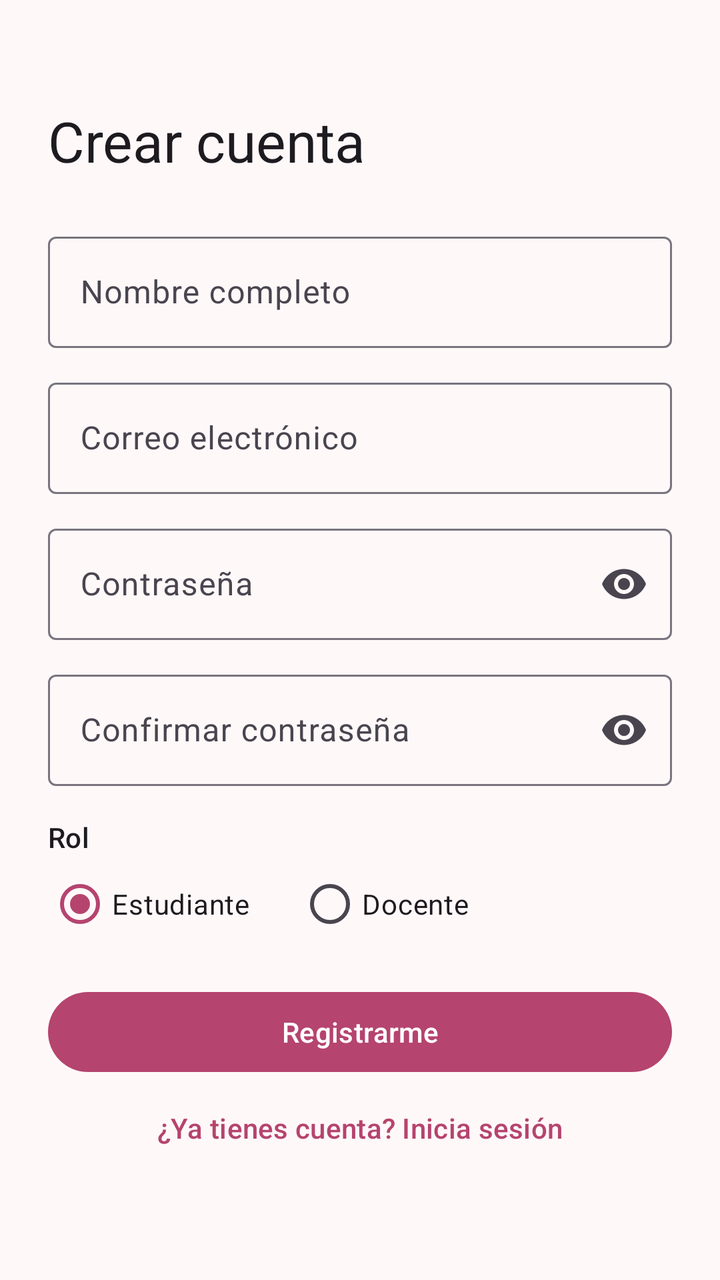
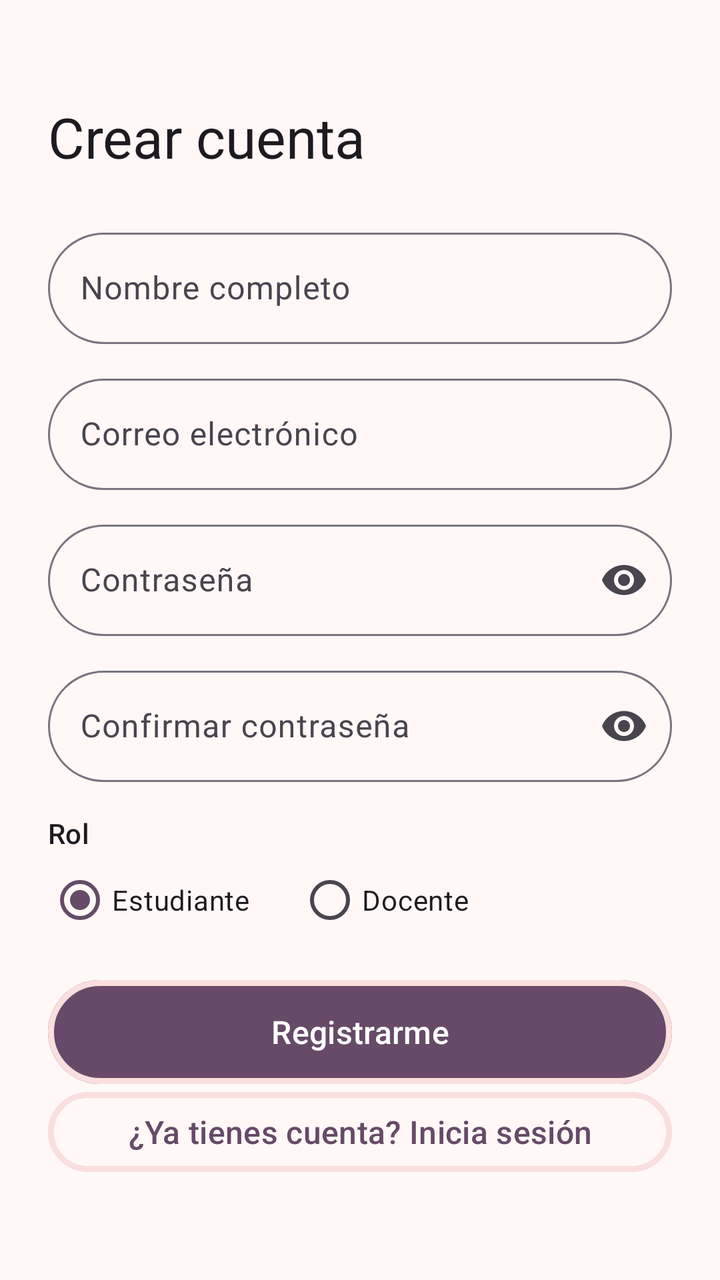

An Android layout rendered at two revisions. The XML below is the earlier revision; the diff shows what the commit changed to produce the second picture.
<!-- AndroidManifest.xml: application theme Theme.RecursosDeAprendizaje -->
<!-- res/layout/activity_registro.xml -->
<?xml version="1.0" encoding="utf-8"?>
<ScrollView xmlns:android="http://schemas.android.com/apk/res/android"
    xmlns:app="http://schemas.android.com/apk/res-auto"
    android:layout_width="match_parent"
    android:layout_height="match_parent"
    android:fillViewport="true"
    android:fitsSystemWindows="true">

    <LinearLayout
        android:layout_width="match_parent"
        android:layout_height="wrap_content"
        android:gravity="center_vertical"
        android:orientation="vertical"
        android:padding="24dp">

        <TextView
            android:layout_width="wrap_content"
            android:layout_height="wrap_content"
            android:text="@string/registro_titulo"
            android:textAppearance="?attr/textAppearanceHeadlineMedium" />

        <com.google.android.material.textfield.TextInputLayout
            android:id="@+id/tilNombre"
            style="@style/Widget.Material3.TextInputLayout.OutlinedBox"
            android:layout_width="match_parent"
            android:layout_height="wrap_content"
            android:layout_marginTop="24dp"
            android:hint="@string/campo_nombre">

            <com.google.android.material.textfield.TextInputEditText
                android:id="@+id/etNombre"
                android:layout_width="match_parent"
                android:layout_height="wrap_content"
                android:inputType="textPersonName|textCapWords" />
        </com.google.android.material.textfield.TextInputLayout>

        <com.google.android.material.textfield.TextInputLayout
            android:id="@+id/tilEmail"
            style="@style/Widget.Material3.TextInputLayout.OutlinedBox"
            android:layout_width="match_parent"
            android:layout_height="wrap_content"
            android:layout_marginTop="12dp"
            android:hint="@string/campo_email">

            <com.google.android.material.textfield.TextInputEditText
                android:id="@+id/etEmail"
                android:layout_width="match_parent"
                android:layout_height="wrap_content"
                android:inputType="textEmailAddress" />
        </com.google.android.material.textfield.TextInputLayout>

        <com.google.android.material.textfield.TextInputLayout
            android:id="@+id/tilPassword"
            style="@style/Widget.Material3.TextInputLayout.OutlinedBox"
            android:layout_width="match_parent"
            android:layout_height="wrap_content"
            android:layout_marginTop="12dp"
            android:hint="@string/campo_password"
            app:endIconMode="password_toggle">

            <com.google.android.material.textfield.TextInputEditText
                android:id="@+id/etPassword"
                android:layout_width="match_parent"
                android:layout_height="wrap_content"
                android:inputType="textPassword" />
        </com.google.android.material.textfield.TextInputLayout>

        <com.google.android.material.textfield.TextInputLayout
            android:id="@+id/tilConfirmar"
            style="@style/Widget.Material3.TextInputLayout.OutlinedBox"
            android:layout_width="match_parent"
            android:layout_height="wrap_content"
            android:layout_marginTop="12dp"
            android:hint="@string/campo_confirmar_password"
            app:endIconMode="password_toggle">

            <com.google.android.material.textfield.TextInputEditText
                android:id="@+id/etConfirmar"
                android:layout_width="match_parent"
                android:layout_height="wrap_content"
                android:inputType="textPassword" />
        </com.google.android.material.textfield.TextInputLayout>

        <TextView
            android:layout_width="wrap_content"
            android:layout_height="wrap_content"
            android:layout_marginTop="16dp"
            android:text="@string/campo_rol"
            android:textAppearance="?attr/textAppearanceTitleSmall" />

        <RadioGroup
            android:id="@+id/rgRol"
            android:layout_width="match_parent"
            android:layout_height="wrap_content"
            android:orientation="horizontal">

            <RadioButton
                android:id="@+id/rbEstudiante"
                android:layout_width="wrap_content"
                android:layout_height="wrap_content"
                android:checked="true"
                android:text="@string/rol_estudiante" />

            <RadioButton
                android:id="@+id/rbDocente"
                android:layout_width="wrap_content"
                android:layout_height="wrap_content"
                android:layout_marginStart="24dp"
                android:text="@string/rol_docente" />
        </RadioGroup>

        <com.google.android.material.progressindicator.CircularProgressIndicator
            android:id="@+id/progress"
            android:layout_width="wrap_content"
            android:layout_height="wrap_content"
            android:layout_gravity="center_horizontal"
            android:layout_marginTop="16dp"
            android:indeterminate="true"
            android:visibility="gone" />

        <com.google.android.material.button.MaterialButton
            android:id="@+id/btnRegistrar"
            android:layout_width="match_parent"
            android:layout_height="wrap_content"
            android:layout_marginTop="16dp"
            android:text="@string/registro_boton" />

        <com.google.android.material.button.MaterialButton
            android:id="@+id/btnIrLogin"
            style="@style/Widget.Material3.Button.TextButton"
            android:layout_width="match_parent"
            android:layout_height="wrap_content"
            android:text="@string/registro_ir_login" />
    </LinearLayout>
</ScrollView>
<!-- resources referenced by this layout -->
<resources>
  <string name="campo_password">Contraseña</string>
  <string name="campo_rol">Rol</string>
  <string name="registro_boton">Registrarme</string>
  <string name="rol_docente">Docente</string>
  <string name="rol_estudiante">Estudiante</string>
  <style name="Base.Theme.RecursosDeAprendizaje" parent="Theme.Material3.DayNight.NoActionBar">
          <item name="colorPrimary">@color/rosa</item>
          <item name="colorOnPrimary">@color/white</item>
          <item name="colorPrimaryContainer">@color/rosa_claro</item>
          <item name="colorOnPrimaryContainer">#3E0021</item>
          <item name="colorSecondary">@color/lila</item>
          <item name="colorOnSecondary">@color/white</item>
          <item name="colorSecondaryContainer">@color/lila_claro</item>
          <item name="colorOnSecondaryContainer">#2A0A4A</item>
          <item name="android:colorBackground">@color/rosa_fondo</item>
          <item name="colorSurface">@color/rosa_fondo</item>
          <item name="colorSurfaceContainerLow">@color/rosa_superficie</item>
          <item name="colorSurfaceContainer">@color/rosa_superficie</item>
          <item name="colorSurfaceContainerHigh">@color/rosa_claro</item>
          <item name="shapeAppearanceSmallComponent">@style/ShapeAppearance.App.Small</item>
          <item name="shapeAppearanceMediumComponent">@style/ShapeAppearance.App.Medium</item>
          <item name="shapeAppearanceLargeComponent">@style/ShapeAppearance.App.Large</item>
      </style>
  <color name="rosa">#B5446E</color>
  <color name="white">#FFFFFFFF</color>
  <color name="rosa_claro">#FFD9E3</color>
  <color name="lila">#7E5A9B</color>
  <color name="lila_claro">#EBDDFF</color>
  <color name="rosa_fondo">#FFF8F9</color>
  <color name="rosa_superficie">#FDECF0</color>
  <style name="ShapeAppearance.App.Small" parent="ShapeAppearance.Material3.SmallComponent">
          <item name="cornerFamily">rounded</item>
          <item name="cornerSize">16dp</item>
      </style>
  <style name="ShapeAppearance.App.Medium" parent="ShapeAppearance.Material3.MediumComponent">
          <item name="cornerFamily">rounded</item>
          <item name="cornerSize">24dp</item>
      </style>
  <style name="ShapeAppearance.App.Large" parent="ShapeAppearance.Material3.LargeComponent">
          <item name="cornerFamily">rounded</item>
          <item name="cornerSize">28dp</item>
      </style>
  <!-- unchanged entries left out for length: 6 -->
</resources>

<!-- the commit's change to res/layout/activity_registro.xml (unified diff, before → after) -->
@@ -21,7 +21,7 @@
 
         <com.google.android.material.textfield.TextInputLayout
             android:id="@+id/tilNombre"
-            style="@style/Widget.Material3.TextInputLayout.OutlinedBox"
+            style="@style/Widget.App.TextInput"
             android:layout_width="match_parent"
             android:layout_height="wrap_content"
             android:layout_marginTop="24dp"
@@ -36,7 +36,7 @@
 
         <com.google.android.material.textfield.TextInputLayout
             android:id="@+id/tilEmail"
-            style="@style/Widget.Material3.TextInputLayout.OutlinedBox"
+            style="@style/Widget.App.TextInput"
             android:layout_width="match_parent"
             android:layout_height="wrap_content"
             android:layout_marginTop="12dp"
@@ -51,7 +51,7 @@
 
         <com.google.android.material.textfield.TextInputLayout
             android:id="@+id/tilPassword"
-            style="@style/Widget.Material3.TextInputLayout.OutlinedBox"
+            style="@style/Widget.App.TextInput"
             android:layout_width="match_parent"
             android:layout_height="wrap_content"
             android:layout_marginTop="12dp"
@@ -67,7 +67,7 @@
 
         <com.google.android.material.textfield.TextInputLayout
             android:id="@+id/tilConfirmar"
-            style="@style/Widget.Material3.TextInputLayout.OutlinedBox"
+            style="@style/Widget.App.TextInput"
             android:layout_width="match_parent"
             android:layout_height="wrap_content"
             android:layout_marginTop="12dp"
@@ -127,7 +127,7 @@
 
         <com.google.android.material.button.MaterialButton
             android:id="@+id/btnIrLogin"
-            style="@style/Widget.Material3.Button.TextButton"
+            style="@style/Widget.App.Button.Text"
             android:layout_width="match_parent"
             android:layout_height="wrap_content"
             android:text="@string/registro_ir_login" />
<!-- resource entries referenced after the edit -->
@@ -5,42 +5,71 @@
   <string name="registro_boton">Registrarme</string>
   <string name="rol_docente">Docente</string>
   <string name="rol_estudiante">Estudiante</string>
+  <style name="Widget.App.Button.Text" parent="Widget.Material3.Button.TextButton">
+          <item name="cornerRadius">40dp</item>
+          <item name="android:textAllCaps">false</item>
+          <item name="android:fontFamily">sans-serif-medium</item>
+      </style>
+  <style name="Widget.App.TextInput" parent="Widget.Material3.TextInputLayout.OutlinedBox">
+          <item name="boxCornerRadiusTopStart">28dp</item>
+          <item name="boxCornerRadiusTopEnd">28dp</item>
+          <item name="boxCornerRadiusBottomStart">28dp</item>
+          <item name="boxCornerRadiusBottomEnd">28dp</item>
+      </style>
   <style name="Base.Theme.RecursosDeAprendizaje" parent="Theme.Material3.DayNight.NoActionBar">
-          <item name="colorPrimary">@color/rosa</item>
+          <item name="colorPrimary">@color/morado_oscuro</item>
           <item name="colorOnPrimary">@color/white</item>
-          <item name="colorPrimaryContainer">@color/rosa_claro</item>
-          <item name="colorOnPrimaryContainer">#3E0021</item>
-          <item name="colorSecondary">@color/lila</item>
+          <item name="colorPrimaryContainer">@color/rosa_pastel</item>
+          <item name="colorOnPrimaryContainer">#3A2540</item>
+          <item name="colorSecondary">@color/teal_oscuro</item>
           <item name="colorOnSecondary">@color/white</item>
-          <item name="colorSecondaryContainer">@color/lila_claro</item>
-          <item name="colorOnSecondaryContainer">#2A0A4A</item>
-          <item name="android:colorBackground">@color/rosa_fondo</item>
-          <item name="colorSurface">@color/rosa_fondo</item>
-          <item name="colorSurfaceContainerLow">@color/rosa_superficie</item>
-          <item name="colorSurfaceContainer">@color/rosa_superficie</item>
-          <item name="colorSurfaceContainerHigh">@color/rosa_claro</item>
+          <item name="colorSecondaryContainer">@color/teal_pastel</item>
+          <item name="colorOnSecondaryContainer">#1E4642</item>
+          <item name="colorTertiaryContainer">@color/rosa_medio</item>
+          <item name="android:colorBackground">@color/fondo_crema</item>
+          <item name="colorSurface">@color/fondo_crema</item>
+          <item name="colorOnSurface">@color/texto_ciruela</item>
+          <item name="colorOnBackground">@color/texto_ciruela</item>
+          <item name="colorSurfaceContainerLow">@color/white</item>
+          <item name="colorSurfaceContainer">@color/superficie_rosa</item>
+          <item name="colorSurfaceContainerHigh">@color/rosa_pastel</item>
           <item name="shapeAppearanceSmallComponent">@style/ShapeAppearance.App.Small</item>
           <item name="shapeAppearanceMediumComponent">@style/ShapeAppearance.App.Medium</item>
           <item name="shapeAppearanceLargeComponent">@style/ShapeAppearance.App.Large</item>
+          <item name="materialButtonStyle">@style/Widget.App.Button</item>
+          <item name="textInputStyle">@style/Widget.App.TextInput</item>
       </style>
-  <color name="rosa">#B5446E</color>
+  <color name="morado_oscuro">#664A68</color>
   <color name="white">#FFFFFFFF</color>
-  <color name="rosa_claro">#FFD9E3</color>
-  <color name="lila">#7E5A9B</color>
-  <color name="lila_claro">#EBDDFF</color>
-  <color name="rosa_fondo">#FFF8F9</color>
-  <color name="rosa_superficie">#FDECF0</color>
+  <color name="rosa_pastel">#FADFDE</color>
+  <color name="teal_oscuro">#6BA39A</color>
+  <color name="teal_pastel">#BDE2DD</color>
+  <color name="rosa_medio">#F3B7B5</color>
+  <color name="fondo_crema">#FFF8F7</color>
+  <color name="texto_ciruela">#3D2B40</color>
+  <color name="superficie_rosa">#FDEDEC</color>
   <style name="ShapeAppearance.App.Small" parent="ShapeAppearance.Material3.SmallComponent">
           <item name="cornerFamily">rounded</item>
-          <item name="cornerSize">16dp</item>
+          <item name="cornerSize">20dp</item>
       </style>
   <style name="ShapeAppearance.App.Medium" parent="ShapeAppearance.Material3.MediumComponent">
           <item name="cornerFamily">rounded</item>
-          <item name="cornerSize">24dp</item>
+          <item name="cornerSize">28dp</item>
       </style>
   <style name="ShapeAppearance.App.Large" parent="ShapeAppearance.Material3.LargeComponent">
           <item name="cornerFamily">rounded</item>
-          <item name="cornerSize">28dp</item>
+          <item name="cornerSize">32dp</item>
+      </style>
+  <style name="Widget.App.Button" parent="Widget.Material3.Button">
+          <item name="cornerRadius">40dp</item>
+          <item name="android:minHeight">52dp</item>
+          <item name="android:insetTop">0dp</item>
+          <item name="android:insetBottom">0dp</item>
+          <item name="android:textAllCaps">false</item>
+          <item name="android:textSize">16sp</item>
+          <item name="android:fontFamily">sans-serif-medium</item>
+          <item name="strokeColor">?attr/colorPrimaryContainer</item>
+          <item name="strokeWidth">3dp</item>
       </style>
   <!-- unchanged entries left out for length: 6 -->
 </resources>
